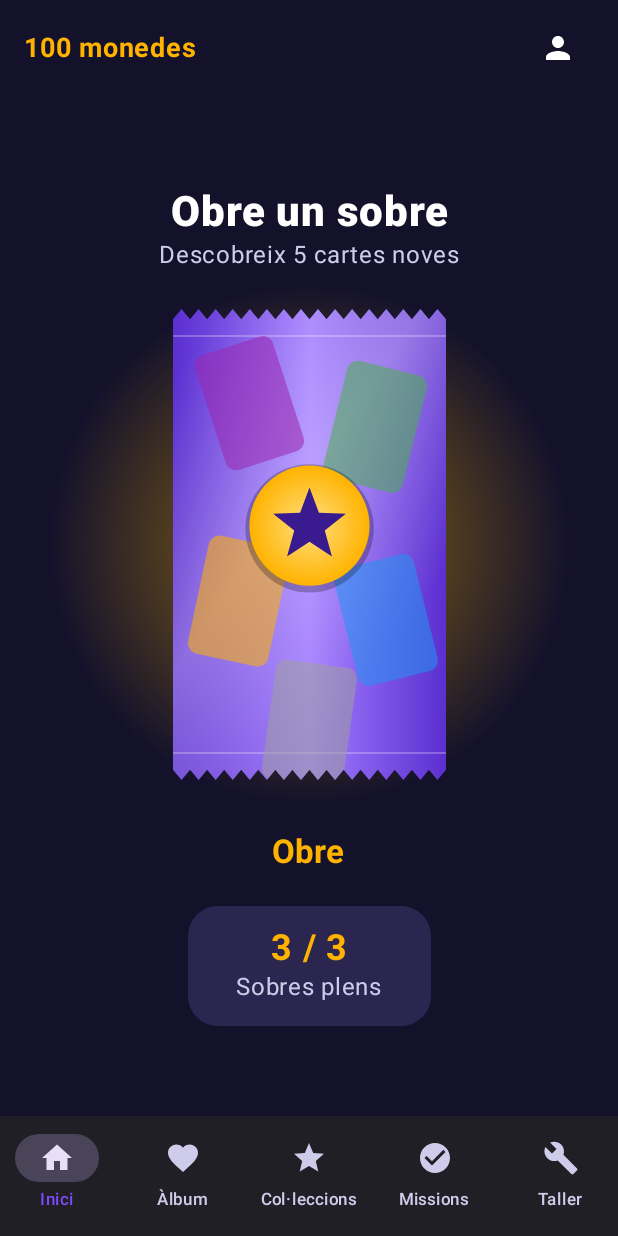
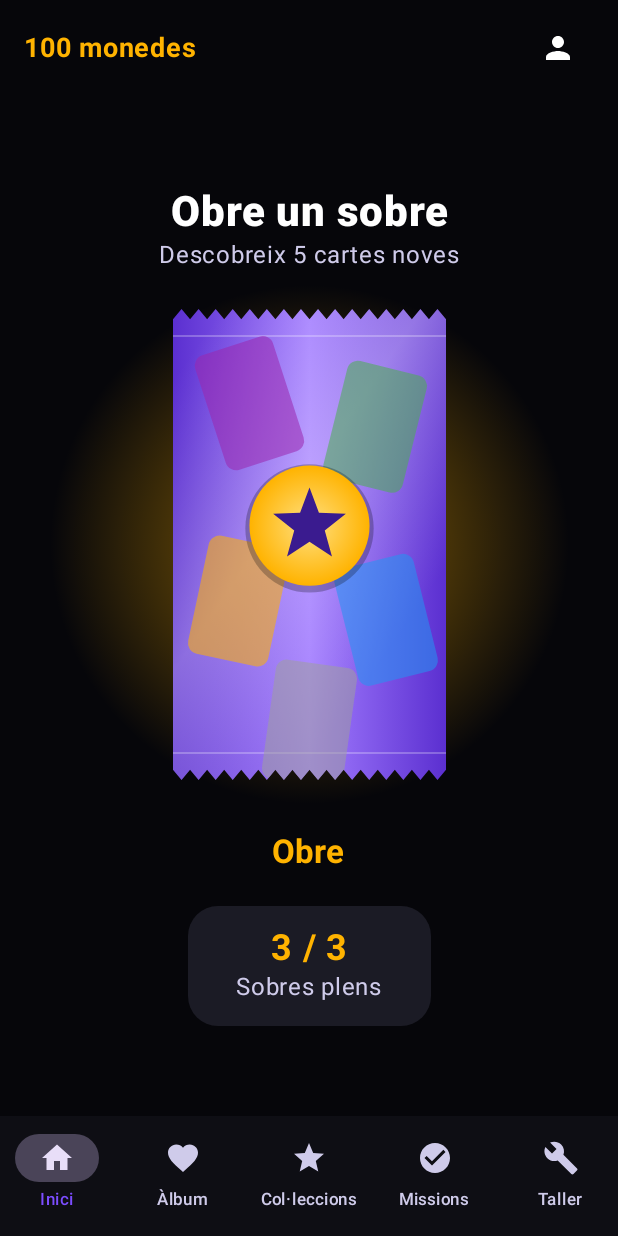
Before and after one commit to ferran34160/WIKI, an Android app built with Jetpack Compose: the screen it shows after launch (MainActivity), on a phone screen of 412 x 824 dp. Run offline under Robolectric (Android 15) with nearby library versions, the phone set to English and light mode, and no system bars.

```diff
--- a/android/app/src/main/java/cat/cartes/esports/ui/Tema.kt
+++ b/android/app/src/main/java/cat/cartes/esports/ui/Tema.kt
@@ -11,9 +11,14 @@ private val Esquema = darkColorScheme(
     primary = Color(0xFFFFB300),
     onPrimary = Color.Black,
     secondary = Color(0xFF7C4DFF),
-    background = Color(0xFF14122B),
-    surface = Color(0xFF1E1B3A),
-    surfaceVariant = Color(0xFF2A2650),
+    background = Color(0xFF06060A),
+    surface = Color(0xFF111117),
+    surfaceVariant = Color(0xFF1B1B25),
+    surfaceContainerLowest = Color(0xFF040407),
+    surfaceContainerLow = Color(0xFF0B0B10),
+    surfaceContainer = Color(0xFF0E0E14),
+    surfaceContainerHigh = Color(0xFF16161E),
+    surfaceContainerHighest = Color(0xFF1D1D27),
     onBackground = Color.White,
     onSurface = Color.White,
     onSurfaceVariant = Color(0xFFCFCBEA),
--- a/android/app/src/main/res/values/themes.xml
+++ b/android/app/src/main/res/values/themes.xml
@@ -1,8 +1,8 @@
 <?xml version="1.0" encoding="utf-8"?>
 <resources>
     <style name="Theme.Cartes" parent="android:Theme.Material.NoActionBar">
-        <item name="android:windowBackground">#FF14122B</item>
-        <item name="android:statusBarColor">#FF14122B</item>
-        <item name="android:navigationBarColor">#FF14122B</item>
+        <item name="android:windowBackground">#FF06060A</item>
+        <item name="android:statusBarColor">#FF06060A</item>
+        <item name="android:navigationBarColor">#FF06060A</item>
     </style>
 </resources>
```
Also changed, not shown: android/app/src/main/java/cat/cartes/esports/ui/CartaView.kt (+56 -1 lines).
